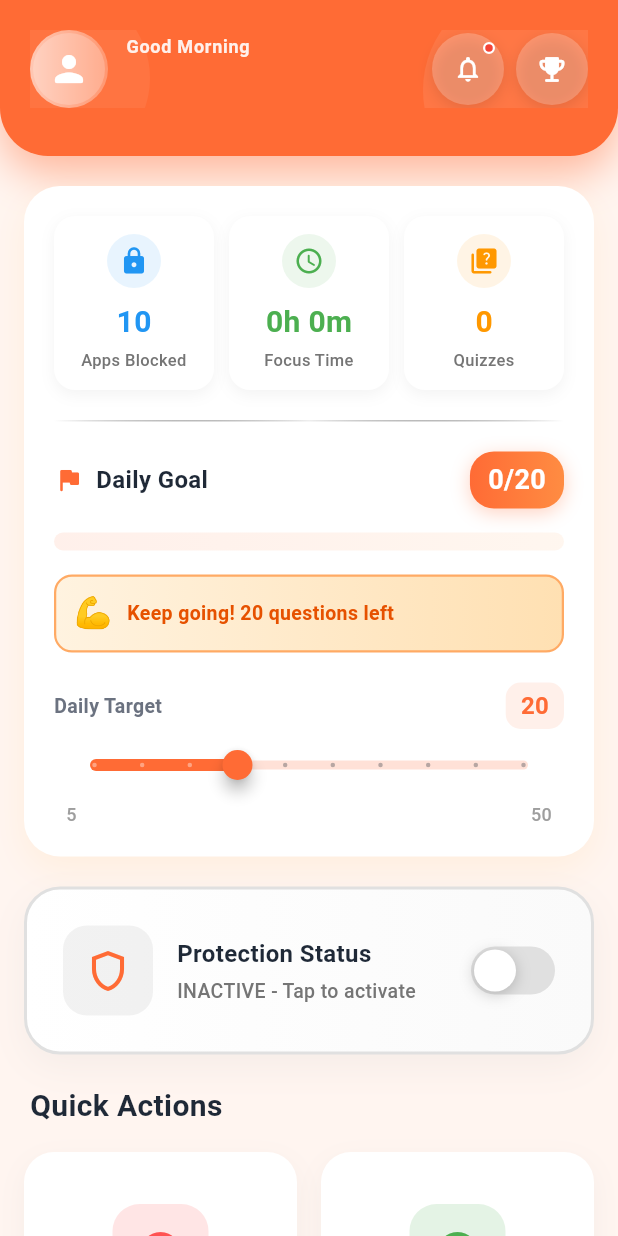
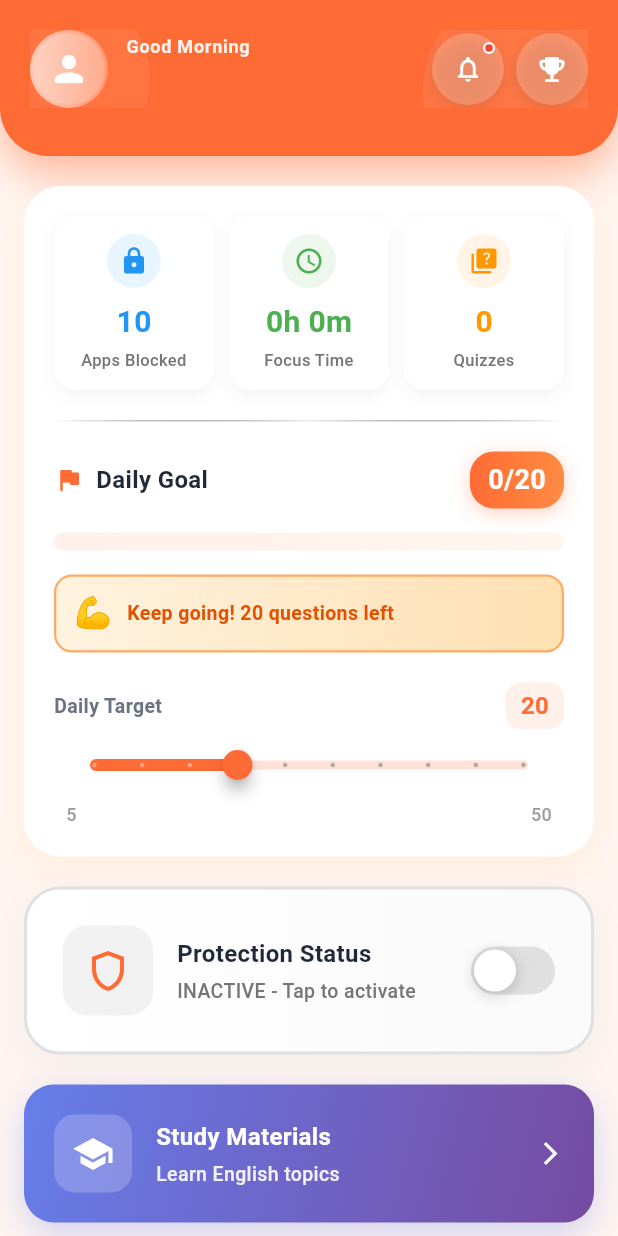
Before and after one commit to rdwnsyh/focustalk_app, a Flutter app: the HomeScreen screen opened directly, on a phone screen of 412 x 824 dp. Run offline on Flutter 3.47's test engine with Material 3 defaults, Android fonts, the phone set to English and light mode, and no system bars; our stand-ins replace audioplayers, csv, fl_chart, flutter_local_notifications, get, google_sign_in and 3 more; missing offline and left inert: app_usage, flutter_background_service, flutter_overlay_window, installed_apps, usage_stats; accounts and stored records are empty.

Commit message:
,enambahkan dataset banksoal, halaman materi

```diff
--- a/lib/main.dart
+++ b/lib/main.dart
@@ -1,4 +1,5 @@
 import 'package:flutter/material.dart';
+import 'package:get/get.dart';
 import 'package:flutter_overlay_window/flutter_overlay_window.dart';
 import 'package:focustalk_app/screens/home_screen.dart';
 import 'package:focustalk_app/screens/permission_screen.dart';
@@ -122,7 +123,7 @@ class _FocusTalkAppState extends State<FocusTalkApp> {
   Widget build(BuildContext context) {
     if (_isLoading) {
       // Show splash screen while checking auth
-      return MaterialApp(
+      return GetMaterialApp(
         debugShowCheckedModeBanner: false,
         home: Scaffold(
           body: Container(
@@ -159,7 +160,7 @@ class _FocusTalkAppState extends State<FocusTalkApp> {
       );
     }
 
-    return MaterialApp(
+    return GetMaterialApp(
       title: 'FocusTalk',
       debugShowCheckedModeBanner: false,
       theme: ThemeData(
--- a/lib/screens/home_screen.dart
+++ b/lib/screens/home_screen.dart
@@ -11,6 +11,8 @@ import 'package:focustalk_app/screens/practice_quiz_screen.dart';
 import 'package:app_usage/app_usage.dart';
 import 'package:installed_apps/installed_apps.dart';
 import 'package:installed_apps/app_info.dart';
+import 'package:focustalk_app/screens/material_screen.dart';
+import 'package:get/get.dart';
 
 // Model to hold app usage data with icon
 class AppUsageWithIcon {
@@ -669,6 +671,11 @@ class _HomeScreenState extends State<HomeScreen>
 
               const SizedBox(height: 20),
 
+              // SECTION C2: Material Access
+              _buildMaterialAccessCard(),
+
+              const SizedBox(height: 20),
+
               // SECTION D: Quick Actions Grid
               _buildQuickActionsGrid(),
 
@@ -1514,6 +1521,90 @@ class _HomeScreenState extends State<HomeScreen>
                     ),
                   ],
                 ),
+              ),
+            ],
+          ),
+        ),
+      ),
+    );
+  }
+
+  /// SECTION C2: Material Access Card
+  Widget _buildMaterialAccessCard() {
+    return Padding(
+      padding: const EdgeInsets.symmetric(horizontal: 16),
+      child: GestureDetector(
+        onTap: () {
+          print('🎓 Navigating to MaterialView (via Home action)...');
+          Get.to(
+            () => const MaterialView(),
+            transition: Transition.rightToLeft,
+            duration: const Duration(milliseconds: 300),
+          );
+        },
+        child: Container(
+          padding: const EdgeInsets.all(20),
+          decoration: BoxDecoration(
+            gradient: const LinearGradient(
+              colors: [Color(0xFF667EEA), Color(0xFF764BA2)],
+              begin: Alignment.topLeft,
+              end: Alignment.bottomRight,
+            ),
+            borderRadius: BorderRadius.circular(20),
+            boxShadow: [
+              BoxShadow(
+                color: const Color(0xFF667EEA).withOpacity(0.3),
+                blurRadius: 20,
+                offset: const Offset(0, 8),
+              ),
+            ],
+          ),
+          child: Row(
+            children: [
+              // Icon Container
+              Container(
+                padding: const EdgeInsets.all(12),
+                decoration: BoxDecoration(
+                  color: Colors.white.withOpacity(0.2),
+                  borderRadius: BorderRadius.circular(14),
+                ),
+                child: const Icon(
+                  Icons.school,
+                  color: Colors.white,
+                  size: 28,
+                ),
+              ),
+              const SizedBox(width: 16),
+              // Text Content
+              Expanded(
+                child: Column(
+                  crossAxisAlignment: CrossAxisAlignment.start,
+                  children: [
+                    const Text(
+                      'Study Materials',
+                      style: TextStyle(
+                        fontSize: 16,
+                        fontWeight: FontWeight.bold,
+                        color: Colors.white,
+                      ),
+                    ),
+                    const SizedBox(height: 4),
+                    Text(
+                      'Learn English topics',
+                      style: TextStyle(
+                        fontSize: 13,
+                        color: Colors.white.withOpacity(0.9),
+                        fontWeight: FontWeight.w500,
+                      ),
+                    ),
+                  ],
+                ),
+              ),
+              // Arrow Icon
+              const Icon(
+                Icons.arrow_forward_ios,
+                color: Colors.white,
+                size: 18,
               ),
             ],
           ),
--- a/lib/services/auth_service.dart
+++ b/lib/services/auth_service.dart
@@ -10,12 +10,12 @@ class AuthService {
 
   // Laptop's local IP address (found via ipconfig)
   // Both phone and laptop must be on the same WiFi network
-  static const String _baseUrl = 'http://192.168.1.10:8000';
+  static const String _baseUrl = 'http://192.168.101.37:8000';
 
   // TODO: Replace with your Google Cloud Console WEB Client ID
   // Get this from: https://console.cloud.google.com/apis/credentials
   static const String _serverClientId =
-      '383786989370-tegl1qqrjaj72u313k8tok1peojo9fao.apps.googleusercontent.com';
+      '970950673922-5mecnlsjs82007ji8tp87ba9153tl22i.apps.googleusercontent.com';
 
   // ===========================
   // GOOGLE SIGN-IN INSTANCE
--- a/pubspec.yaml
+++ b/pubspec.yaml
@@ -59,6 +59,10 @@ dependencies:
 
   # State management
   provider: ^6.1.2
+  get: ^4.6.6
+
+  # Audio playback for sound effects
+  audioplayers: ^6.1.0
 
   # Networking for API sync
   dio: ^5.7.0
@@ -69,6 +73,7 @@ dependencies:
   fl_chart: 0.69.0
   intl: ^0.20.2
   google_sign_in: ^6.2.1
+  csv: ^5.0.0
 
 dev_dependencies:
   flutter_test:
@@ -95,6 +100,7 @@ flutter:
   assets:
     - assets/images/logo.png
     - assets/images/google-36.png
+    - assets/data/english_questions.csv
     # - images/a_dot_ham.jpeg
 
   # An image asset can refer to one or more resolution-specific "variants", see
```
Also changed, not shown: lib/controllers/material_controller.dart (added, +72 -0 lines), lib/controllers/settings_controller.dart (added, +39 -0 lines), lib/models/study_topic.dart (added, +15 -0 lines), lib/screens/material_screen.dart (added, +179 -0 lines), lib/screens/settings_view.dart (added, +80 -0 lines), lib/services/database_helper.dart (+80 -5 lines), lib/services/sound_helper.dart (added, +72 -0 lines), assets/data/english_questions.csv (added), pubspec.lock, 7 other files.
